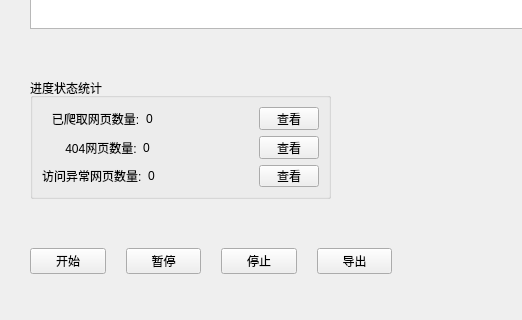
beikejinmiao/HawkSec, file modules/ui/main_win.ui: the form before one commit; both pictures show x 0 to 522 and y 335 to 655 of the 944 by 655 pixel window.
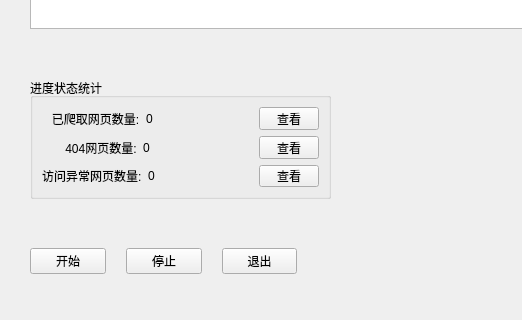
The form after the commit.

Commit message: 实现GUI窗口和文件同时实时展示日志功能 https://stackoverflow.com/questions/28655198/best-way-to-display-logs-in-pyqt

Patch:
```diff
--- a/modules/ui/main_win.ui
+++ b/modules/ui/main_win.ui
@@ -272,7 +272,7 @@
      <rect>
       <x>30</x>
       <y>560</y>
-      <width>362</width>
+      <width>267</width>
       <height>26</height>
      </rect>
     </property>
@@ -287,13 +287,6 @@
        </property>
       </widget>
      </item>
-     <item>
-      <widget class="QPushButton" name="pauseBtn">
-       <property name="text">
-        <string>暂停</string>
-       </property>
-      </widget>
-     </item>
      <item>
       <widget class="QPushButton" name="stopBtn">
        <property name="text">
@@ -304,7 +297,7 @@
      <item>
       <widget class="QPushButton" name="dumpBtn">
        <property name="text">
-        <string>导出</string>
+        <string>退出</string>
        </property>
       </widget>
      </item>
```
Left out of the diff: 2 changed lines with no effect on the pictures. The commit also changes 3 other files.
